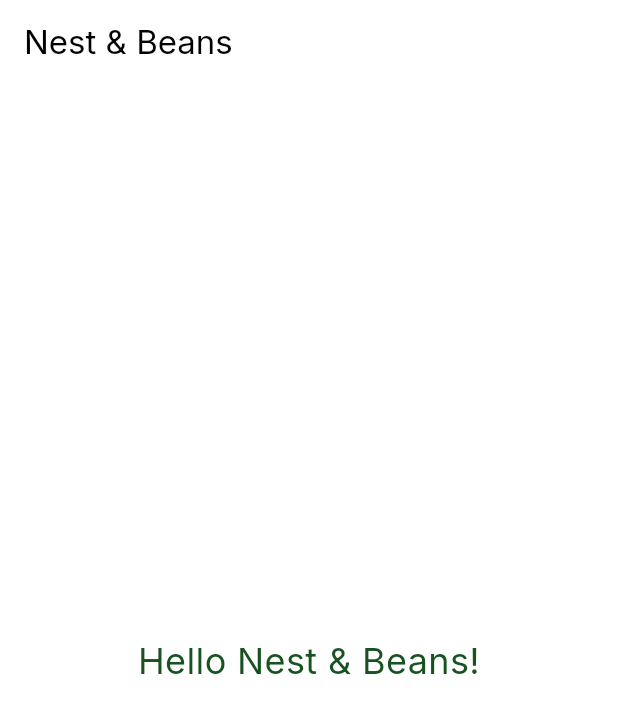
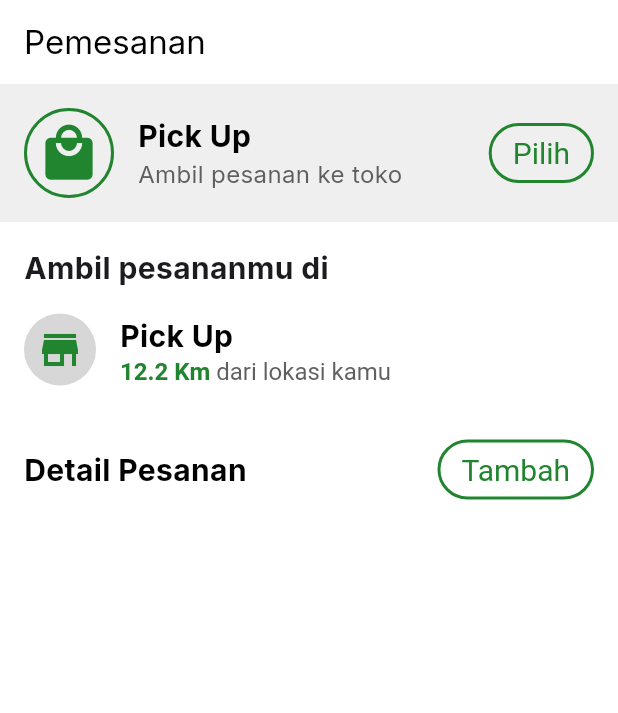
Before and after one commit to KadekDwiki/Nest-and-Beans, a Flutter app: the screen it shows after launch, on a phone screen of 412 x 824 dp. Shown: the top 713 px of the screen. Run offline on Flutter 3.47's test engine with Material 3 defaults, Android fonts, the phone set to English and light mode, and no system bars; our stand-ins replace google_fonts.

Commit message:
add page pemesanan

```diff
--- /dev/null
+++ b/lib/Pages/pemesanan.dart
@@ -0,0 +1,188 @@
+import 'package:flutter/material.dart';
+
+class Pemesanan extends StatelessWidget {
+  const Pemesanan({super.key});
+
+  @override
+  Widget build(BuildContext context) {
+    final colorscheme = Theme.of(context).colorScheme;
+    return Scaffold(
+      appBar: AppBar(title: const Text('Pemesanan')),
+      body: SafeArea(
+        child: SingleChildScrollView(
+          child: Column(
+            crossAxisAlignment: CrossAxisAlignment.start,
+            children: [
+              // Header Section
+              Container(
+                color: Color.fromARGB(210, 236, 236, 236),
+                child: Padding(
+                  padding: const EdgeInsets.all(16.0),
+                  child: Row(
+                    children: [
+                      Container(
+                        width: 60,
+                        height: 60,
+                        decoration: BoxDecoration(
+                          shape: BoxShape.circle,
+                          border: Border.all(
+                            color: colorscheme.primary,
+                            width: 2,
+                          ),
+                        ),
+                        child: Icon(
+                          Icons.local_mall,
+                          color: colorscheme.primary,
+                          size: 42,
+                        ),
+                      ),
+                      const SizedBox(width: 16),
+                      Expanded(
+                        child: Column(
+                          crossAxisAlignment: CrossAxisAlignment.start,
+                          children: [
+                            Text(
+                              'Pick Up',
+                              style: TextStyle(
+                                fontSize: 20,
+                                fontWeight: FontWeight.bold,
+                                color: Colors.black,
+                              ),
+                            ),
+                            Text(
+                              'Ambil pesanan ke toko',
+                              style: TextStyle(
+                                color: colorscheme.secondary,
+                                fontSize: 16,
+                              ),
+                            ),
+                          ],
+                        ),
+                      ),
+                      _buildRoundedButton(context: context, text: 'Pilih'),
+                    ],
+                  ),
+                ),
+              ),
+
+              // Order Summary Location Section
+              Padding(
+                padding: const EdgeInsets.all(16),
+                child: Column(
+                  crossAxisAlignment: CrossAxisAlignment.start,
+                  children: [
+                    const Text(
+                      'Ambil pesananmu di',
+                      textAlign: TextAlign.start,
+                      style: TextStyle(
+                        fontWeight: FontWeight.bold,
+                        fontSize: 20,
+                      ),
+                    ),
+                    const SizedBox(height: 16),
+                    Row(
+                      children: [
+                        Container(
+                          padding: EdgeInsets.all(8.0),
+                          decoration: BoxDecoration(
+                            shape: BoxShape.circle,
+                            color: const Color.fromARGB(255, 215, 215, 215),
+                          ),
+                          child: Icon(
+                            Icons.store,
+                            color: colorscheme.primary,
+                            size: 32,
+                          ),
+                        ),
+                        const SizedBox(width: 16),
+                        Expanded(
+                          child: Column(
+                            crossAxisAlignment: CrossAxisAlignment.start,
+                            children: [
+                              Text(
+                                'Pick Up',
+                                style: TextStyle(
+                                  fontSize: 20,
+                                  fontWeight: FontWeight.bold,
+                                  color: Colors.black,
+                                ),
+                              ),
+                              RichText(
+                                text: TextSpan(
+                                  style: TextStyle(fontSize: 16),
+                                  children: [
+                                    TextSpan(
+                                      text: '12.2 Km ',
+                                      style: TextStyle(
+                                        fontWeight: FontWeight.bold,
+                                        color: colorscheme.primary,
+                                      ),
+                                    ),
+                                    TextSpan(
+                                      text: 'dari lokasi kamu',
+                                      style: TextStyle(
+                                        color: colorscheme.secondary,
+                                      ),
+                                    ),
+                                  ],
+                                ),
+                              ),
+                            ],
+                          ),
+                        ),
+                      ],
+                    ),
+                  ],
+                ),
+              ),
+
+              // Order Summary Detail Section
+              Padding(
+                padding: const EdgeInsets.all(16.0),
+                child: Column(
+                  crossAxisAlignment: CrossAxisAlignment.start,
+                  children: [
+                    Row(
+                      mainAxisAlignment: MainAxisAlignment.spaceBetween,
+                      children: [
+                        Text(
+                          'Detail Pesanan',
+                          style: TextStyle(
+                            fontSize: 20,
+                            fontWeight: FontWeight.bold,
+                            color: Colors.black,
+                          ),
+                        ),
+                        _buildRoundedButton(context: context, text: 'Tambah'),
+                      ],
+                    ),
+                  ],
+                ),
+              ),
+            ],
+          ),
+        ),
+      ),
+    );
+  }
+
+  Widget _buildRoundedButton({
+    required BuildContext context,
+    required String text,
+  }) {
+    final colorscheme = Theme.of(context).colorScheme;
+    return TextButton(
+      onPressed: () {},
+      style: TextButton.styleFrom(
+        foregroundColor: colorscheme.primary,
+        textStyle: TextStyle(fontSize: 20),
+        padding: const EdgeInsets.symmetric(horizontal: 16.0, vertical: 8.0),
+        shape: RoundedRectangleBorder(
+          borderRadius: BorderRadius.circular(100),
+          side: BorderSide(color: colorscheme.primary, width: 2),
+        ),
+      ),
+      child: Text(text),
+    );
+  }
+}
--- a/lib/main.dart
+++ b/lib/main.dart
@@ -1,5 +1,6 @@
 import 'package:flutter/material.dart';
 import 'package:flutter/services.dart';
+import 'package:nest_and_beans/Pages/pemesanan.dart';
 import 'package:google_fonts/google_fonts.dart';
 
 void main() {
@@ -22,30 +23,11 @@ class MyApp extends StatelessWidget {
       theme: ThemeData(
         textTheme: GoogleFonts.interTextTheme(),
         colorScheme: ColorScheme.light(
-          primary: Color(0xFF185221),
-          secondary: Color.fromRGBO(117, 117, 117, 0.7),
+          primary: Color.fromARGB(255, 33, 133, 48),
+          secondary: Color.fromRGBO(80, 80, 80, 0.907),
         ),
       ),
-      home: const MyHomePage(),
+      home: const Pemesanan(),
     );
   }
 }
-
-class MyHomePage extends StatelessWidget {
-  const MyHomePage({super.key});
-
-  @override
-  Widget build(BuildContext context) {
-    final colorscheme = Theme.of(context).colorScheme;
-    return Scaffold(
-      appBar: AppBar(title: const Text('Nest & Beans')),
-      body: Center(
-        child: Text(
-          'Hello Nest & Beans!',
-          style: TextStyle(fontSize: 24, color: colorscheme.primary),
-          textAlign: TextAlign.center,
-        ),
-      ),
-    );
-  }
-}
```
